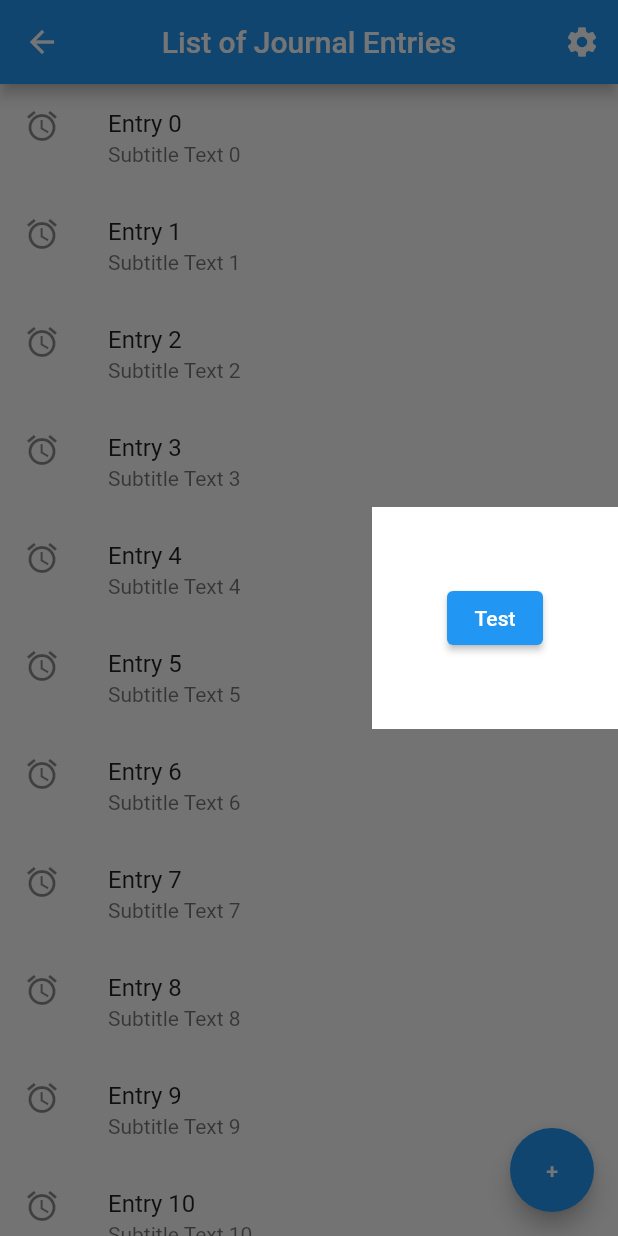
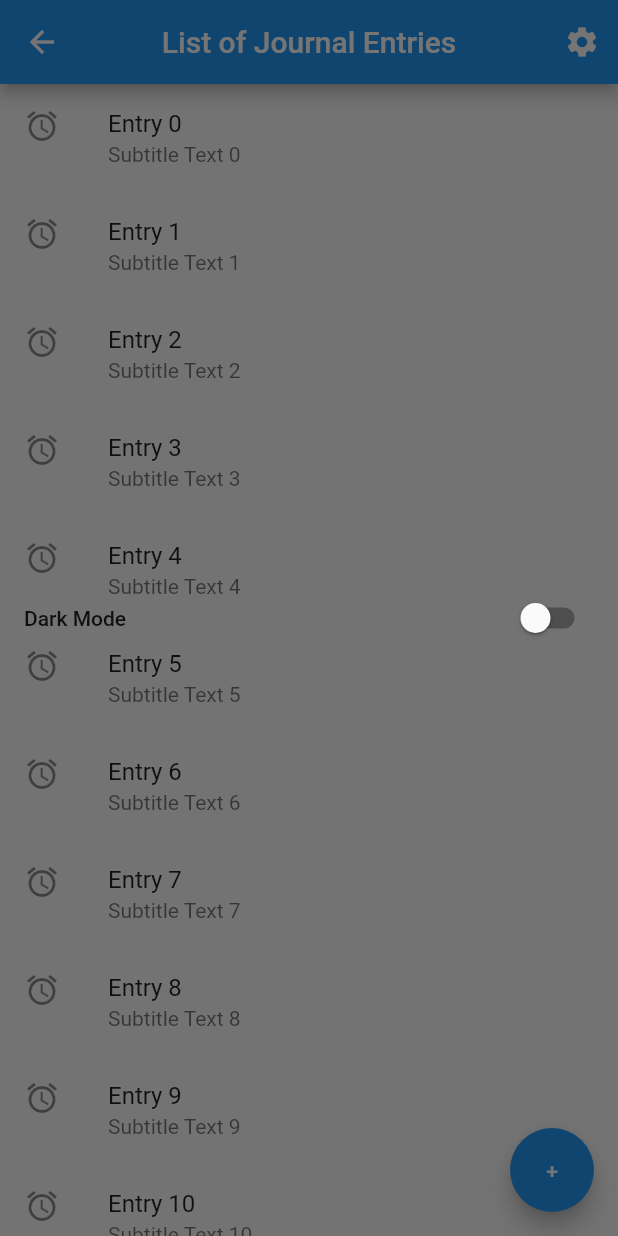
Before and after one commit to lmoyle1989/my_journal, a Flutter app: the screen it shows after launch, with the side drawer open, on a phone screen of 412 x 824 dp. Run offline on Flutter 3.47's test engine with Material 2 defaults, Android fonts, the phone set to English and light mode, and no system bars.

Commit message:
created dark mode slider

```diff
--- a/lib/app.dart
+++ b/lib/app.dart
@@ -1,50 +1,50 @@
 import 'package:flutter/material.dart';
 import 'package:my_journal/screens/new_entry_screen.dart';
 import 'package:my_journal/screens/home_screen.dart';
-import 'models/theme_switcher.dart';
+import 'models/settings.dart';
 
 class App extends StatefulWidget {
-  const App({Key? key, required this.title}) : super(key: key);
+  App({Key? key, required this.title}) : super(key: key);
 
   final String title;
+  final routes = {
+    HomeScreen.routeName: (context) => const HomeScreen(),
+    NewEntryScreen.routeName: (context) => const NewEntryScreen(),
+  };
 
   @override
   State<App> createState() => AppState();
 }
 
 class AppState extends State<App> {
-  late ThemeSwitcher themeSwitcher;
-  late final routes = {
-    HomeScreen.routeName: (context) => HomeScreen(),
-    NewEntryScreen.routeName: (context) => NewEntryScreen(),
-  };
-
-  void toggleTheme() {
-    setState(() {
-      themeSwitcher.toggleTheme();
-    });
-  }
+  late Settings settings;
 
   @override
   void initState() {
     super.initState();
-    themeSwitcher = ThemeSwitcher(curTheme: theme.light);
+    settings = Settings(darkMode: false);
+  }
+
+  void toggleTheme() {
+    setState(() {
+      settings.toggleThemeValue();
+    });
+  }
+
+  ThemeData getDarkModeThemeData(Settings settings) {
+    if (settings.darkMode) {
+      return ThemeData.dark();
+    } else {
+      return ThemeData.light();
+    }
   }
 
   @override
   Widget build(BuildContext context) {
     return MaterialApp(
       title: widget.title,
-      theme: getTheme(themeSwitcher),
-      routes: routes,
+      theme: getDarkModeThemeData(settings),
+      routes: widget.routes,
     );
   }
 }
-
-ThemeData getTheme(ThemeSwitcher themeSwitcher) {
-  if (themeSwitcher.curTheme == theme.dark) {
-    return ThemeData.dark();
-  } else {
-    return ThemeData.light();
-  }
-}
--- /dev/null
+++ b/lib/components/settings_switch_tile.dart
@@ -0,0 +1,29 @@
+import 'package:flutter/material.dart';
+import 'package:my_journal/models/settings.dart';
+
+class SettingsSwitchTile extends StatefulWidget {
+  final Settings settings;
+  final void Function() onChangedFunction;
+
+  const SettingsSwitchTile(
+      {Key? key, required this.settings, required this.onChangedFunction})
+      : super(key: key);
+
+  @override
+  _SettingsSwitchTileState createState() => _SettingsSwitchTileState();
+}
+
+class _SettingsSwitchTileState extends State<SettingsSwitchTile> {
+  @override
+  Widget build(BuildContext context) {
+    return SwitchListTile(
+      title: const Text("Dark Mode"),
+      value: widget.settings.darkMode,
+      onChanged: (bool value) {
+        setState(() {
+          widget.onChangedFunction();
+        });
+      },
+    );
+  }
+}
--- a/lib/models/settings.dart
+++ b/lib/models/settings.dart
@@ -1,18 +1,13 @@
 class Settings {
-  theme currentTheme;
+  bool darkMode;
 
-  Settings({required this.currentTheme});
+  Settings({required this.darkMode});
 
-  void toggleTheme() {
-    if (currentTheme == theme.dark) {
-      currentTheme = theme.light;
+  void toggleThemeValue() {
+    if (darkMode) {
+      darkMode = false;
     } else {
-      currentTheme = theme.dark;
+      darkMode = true;
     }
   }
 }
-
-enum theme {
-  dark,
-  light,
-}
--- a/lib/screens/settings_screen.dart
+++ b/lib/screens/settings_screen.dart
@@ -1,5 +1,6 @@
 import 'package:flutter/material.dart';
 import 'package:my_journal/app.dart';
+import 'package:my_journal/components/settings_switch_tile.dart';
 
 class SettingsScreen extends StatelessWidget {
   const SettingsScreen({Key? key}) : super(key: key);
@@ -7,17 +8,9 @@ class SettingsScreen extends StatelessWidget {
   @override
   Widget build(BuildContext context) {
     AppState? appState = context.findAncestorStateOfType<AppState>();
-    return Container(
-      child: Padding(
-        padding: const EdgeInsets.all(50.0),
-        child: ElevatedButton(
-          onPressed: () {
-            appState!.toggleTheme();
-          },
-          child: const Text("Test"),
-        ),
-      ),
-      color: Colors.white,
+    return SettingsSwitchTile(
+      settings: appState!.settings,
+      onChangedFunction: appState.toggleTheme,
     );
   }
 }
```
